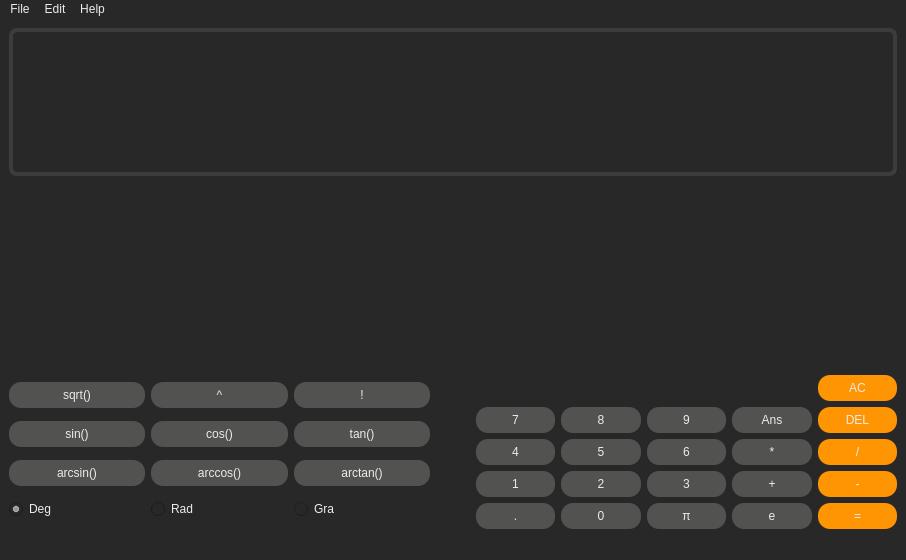
Above: gui/mainwindow.ui from yakiitory/QalculaTory before the change. Below: the same form after it.
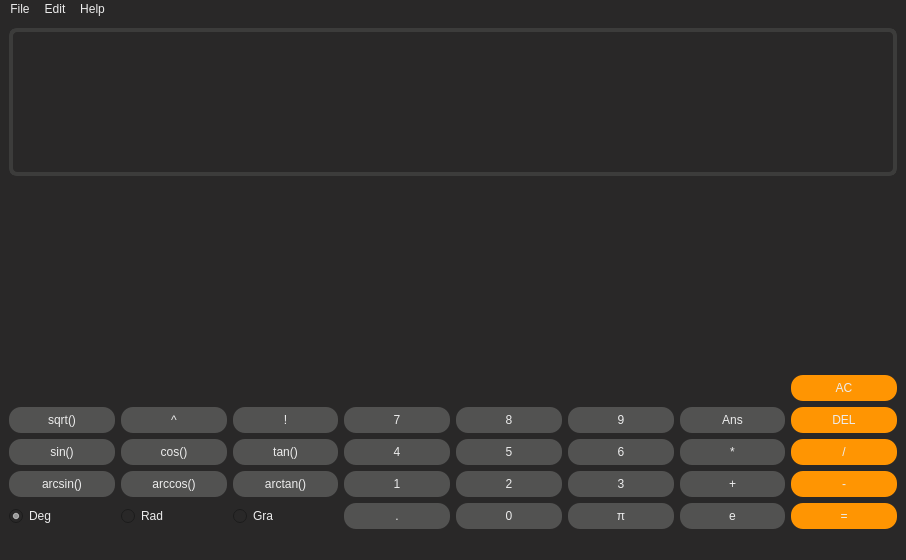
That is the form after the change. Icons and pictures are not drawn.

Commit message: Improve UI based on design inspirations

What changed in the file:
```diff
--- a/gui/mainwindow.ui
+++ b/gui/mainwindow.ui
@@ -129,195 +129,10 @@
     </item>
     <item>
      <layout class="QHBoxLayout" name="horizontalLayout_2">
-      <item>
-       <layout class="QGridLayout" name="mathFunctions">
-        <item row="2" column="0">
-         <widget class="QPushButton" name="pushAsin">
-          <property name="sizePolicy">
-           <sizepolicy hsizetype="Minimum" vsizetype="Maximum">
-            <horstretch>0</horstretch>
-            <verstretch>0</verstretch>
-           </sizepolicy>
-          </property>
-          <property name="text">
-           <string>arcsin()</string>
-          </property>
-         </widget>
-        </item>
-        <item row="3" column="0">
-         <widget class="QRadioButton" name="setDeg">
-          <property name="sizePolicy">
-           <sizepolicy hsizetype="Minimum" vsizetype="Maximum">
-            <horstretch>0</horstretch>
-            <verstretch>0</verstretch>
-           </sizepolicy>
-          </property>
-          <property name="text">
-           <string>Deg</string>
-          </property>
-          <property name="checked">
-           <bool>true</bool>
-          </property>
-         </widget>
-        </item>
-        <item row="1" column="1">
-         <widget class="QPushButton" name="pushCos">
-          <property name="sizePolicy">
-           <sizepolicy hsizetype="Minimum" vsizetype="Maximum">
-            <horstretch>0</horstretch>
-            <verstretch>0</verstretch>
-           </sizepolicy>
-          </property>
-          <property name="text">
-           <string>cos()</string>
-          </property>
-         </widget>
-        </item>
-        <item row="3" column="1">
-         <widget class="QRadioButton" name="setRad">
-          <property name="sizePolicy">
-           <sizepolicy hsizetype="Minimum" vsizetype="Maximum">
-            <horstretch>0</horstretch>
-            <verstretch>0</verstretch>
-           </sizepolicy>
-          </property>
-          <property name="text">
-           <string>Rad</string>
-          </property>
-         </widget>
-        </item>
-        <item row="2" column="2">
-         <widget class="QPushButton" name="pushAtan">
-          <property name="sizePolicy">
-           <sizepolicy hsizetype="Minimum" vsizetype="Maximum">
-            <horstretch>0</horstretch>
-            <verstretch>0</verstretch>
-           </sizepolicy>
-          </property>
-          <property name="text">
-           <string>arctan()</string>
-          </property>
-         </widget>
-        </item>
-        <item row="1" column="2">
-         <widget class="QPushButton" name="pushTan">
-          <property name="sizePolicy">
-           <sizepolicy hsizetype="Minimum" vsizetype="Maximum">
-            <horstretch>0</horstretch>
-            <verstretch>0</verstretch>
-           </sizepolicy>
-          </property>
-          <property name="text">
-           <string>tan()</string>
-          </property>
-         </widget>
-        </item>
-        <item row="0" column="0">
-         <widget class="QPushButton" name="pushSqrt">
-          <property name="sizePolicy">
-           <sizepolicy hsizetype="Minimum" vsizetype="Maximum">
-            <horstretch>0</horstretch>
-            <verstretch>0</verstretch>
-           </sizepolicy>
-          </property>
-          <property name="text">
-           <string>sqrt()</string>
-          </property>
-         </widget>
-        </item>
-        <item row="0" column="1">
-         <widget class="QPushButton" name="pushExp">
-          <property name="sizePolicy">
-           <sizepolicy hsizetype="Minimum" vsizetype="Maximum">
-            <horstretch>0</horstretch>
-            <verstretch>0</verstretch>
-           </sizepolicy>
-          </property>
-          <property name="text">
-           <string>^</string>
-          </property>
-         </widget>
-        </item>
-        <item row="0" column="2">
-         <widget class="QPushButton" name="pushFact">
-          <property name="sizePolicy">
-           <sizepolicy hsizetype="Minimum" vsizetype="Maximum">
-            <horstretch>0</horstretch>
-            <verstretch>0</verstretch>
-           </sizepolicy>
-          </property>
-          <property name="text">
-           <string>!</string>
-          </property>
-         </widget>
-        </item>
-        <item row="3" column="2">
-         <widget class="QRadioButton" name="setGrad">
-          <property name="sizePolicy">
-           <sizepolicy hsizetype="Minimum" vsizetype="Maximum">
-            <horstretch>0</horstretch>
-            <verstretch>0</verstretch>
-           </sizepolicy>
-          </property>
-          <property name="text">
-           <string>Gra</string>
-          </property>
-         </widget>
-        </item>
-        <item row="1" column="0">
-         <widget class="QPushButton" name="pushSin">
-          <property name="sizePolicy">
-           <sizepolicy hsizetype="Minimum" vsizetype="Maximum">
-            <horstretch>0</horstretch>
-            <verstretch>0</verstretch>
-           </sizepolicy>
-          </property>
-          <property name="text">
-           <string>sin()</string>
-          </property>
-         </widget>
-        </item>
-        <item row="2" column="1">
-         <widget class="QPushButton" name="pushAcos">
-          <property name="sizePolicy">
-           <sizepolicy hsizetype="Minimum" vsizetype="Maximum">
-            <horstretch>0</horstretch>
-            <verstretch>0</verstretch>
-           </sizepolicy>
-          </property>
-          <property name="text">
-           <string>arccos()</string>
-          </property>
-         </widget>
-        </item>
-       </layout>
-      </item>
-      <item>
-       <spacer name="verticalSpacer">
-        <property name="sizePolicy">
-         <sizepolicy hsizetype="Preferred" vsizetype="Minimum">
-          <horstretch>0</horstretch>
-          <verstretch>0</verstretch>
-         </sizepolicy>
-        </property>
-        <property name="orientation">
-         <enum>Qt::Orientation::Horizontal</enum>
-        </property>
-        <property name="sizeType">
-         <enum>QSizePolicy::Policy::Preferred</enum>
-        </property>
-        <property name="sizeHint" stdset="0">
-         <size>
-          <width>40</width>
-          <height>10</height>
-         </size>
-        </property>
-       </spacer>
-      </item>
       <item>
        <layout class="QGridLayout" name="gridLayout_2">
-        <item row="5" column="3">
-         <widget class="QPushButton" name="pushThree">
+        <item row="3" column="3">
+         <widget class="QPushButton" name="pushSeven">
           <property name="sizePolicy">
            <sizepolicy hsizetype="Minimum" vsizetype="Maximum">
             <horstretch>0</horstretch>
@@ -325,24 +140,11 @@
            </sizepolicy>
           </property>
           <property name="text">
-           <string>3</string>
+           <string>7</string>
           </property>
          </widget>
         </item>
-        <item row="6" column="1">
-         <widget class="QPushButton" name="pushPeriod">
-          <property name="sizePolicy">
-           <sizepolicy hsizetype="Minimum" vsizetype="Maximum">
-            <horstretch>0</horstretch>
-            <verstretch>0</verstretch>
-           </sizepolicy>
-          </property>
-          <property name="text">
-           <string>.</string>
-          </property>
-         </widget>
-        </item>
-        <item row="4" column="4">
+        <item row="4" column="6">
          <widget class="QPushButton" name="pushMul">
           <property name="sizePolicy">
            <sizepolicy hsizetype="Minimum" vsizetype="Maximum">
@@ -355,8 +157,8 @@
           </property>
          </widget>
         </item>
-        <item row="4" column="5">
-         <widget class="QPushButton" name="pushDivide">
+        <item row="0" column="7">
+         <widget class="QPushButton" name="pushAC">
           <property name="sizePolicy">
            <sizepolicy hsizetype="Minimum" vsizetype="Maximum">
             <horstretch>0</horstretch>
@@ -364,12 +166,12 @@
            </sizepolicy>
           </property>
           <property name="text">
-           <string>/</string>
+           <string>AC</string>
           </property>
          </widget>
         </item>
-        <item row="4" column="3">
-         <widget class="QPushButton" name="pushSix">
+        <item row="5" column="3">
+         <widget class="QPushButton" name="pushOne">
           <property name="sizePolicy">
            <sizepolicy hsizetype="Minimum" vsizetype="Maximum">
             <horstretch>0</horstretch>
@@ -377,11 +179,24 @@
            </sizepolicy>
           </property>
           <property name="text">
-           <string>6</string>
+           <string>1</string>
           </property>
          </widget>
         </item>
-        <item row="6" column="5">
+        <item row="3" column="1">
+         <widget class="QPushButton" name="pushExp">
+          <property name="sizePolicy">
+           <sizepolicy hsizetype="Minimum" vsizetype="Maximum">
+            <horstretch>0</horstretch>
+            <verstretch>0</verstretch>
+           </sizepolicy>
+          </property>
+          <property name="text">
+           <string>^</string>
+          </property>
+         </widget>
+        </item>
+        <item row="6" column="7">
          <widget class="QPushButton" name="pushEqual">
           <property name="sizePolicy">
            <sizepolicy hsizetype="Minimum" vsizetype="Maximum">
@@ -394,7 +209,7 @@
           </property>
          </widget>
         </item>
-        <item row="6" column="2">
+        <item row="6" column="4">
          <widget class="QPushButton" name="pushZero">
           <property name="sizePolicy">
            <sizepolicy hsizetype="Minimum" vsizetype="Maximum">
@@ -407,7 +222,33 @@
           </property>
          </widget>
         </item>
-        <item row="5" column="4">
+        <item row="4" column="4">
+         <widget class="QPushButton" name="pushFive">
+          <property name="sizePolicy">
+           <sizepolicy hsizetype="Minimum" vsizetype="Maximum">
+            <horstretch>0</horstretch>
+            <verstretch>0</verstretch>
+           </sizepolicy>
+          </property>
+          <property name="text">
+           <string>5</string>
+          </property>
+         </widget>
+        </item>
+        <item row="4" column="7">
+         <widget class="QPushButton" name="pushDivide">
+          <property name="sizePolicy">
+           <sizepolicy hsizetype="Minimum" vsizetype="Maximum">
+            <horstretch>0</horstretch>
+            <verstretch>0</verstretch>
+           </sizepolicy>
+          </property>
+          <property name="text">
+           <string>/</string>
+          </property>
+         </widget>
+        </item>
+        <item row="5" column="6">
          <widget class="QPushButton" name="pushAdd">
           <property name="sizePolicy">
            <sizepolicy hsizetype="Minimum" vsizetype="Maximum">
@@ -420,33 +261,7 @@
           </property>
          </widget>
         </item>
-        <item row="4" column="1">
-         <widget class="QPushButton" name="pushFour">
-          <property name="sizePolicy">
-           <sizepolicy hsizetype="Minimum" vsizetype="Maximum">
-            <horstretch>0</horstretch>
-            <verstretch>0</verstretch>
-           </sizepolicy>
-          </property>
-          <property name="text">
-           <string>4</string>
-          </property>
-         </widget>
-        </item>
-        <item row="5" column="1">
-         <widget class="QPushButton" name="pushOne">
-          <property name="sizePolicy">
-           <sizepolicy hsizetype="Minimum" vsizetype="Maximum">
-            <horstretch>0</horstretch>
-            <verstretch>0</verstretch>
-           </sizepolicy>
-          </property>
-          <property name="text">
-           <string>1</string>
-          </property>
-         </widget>
-        </item>
-        <item row="5" column="5">
+        <item row="5" column="7">
          <widget class="QPushButton" name="pushMinus">
           <property name="sizePolicy">
            <sizepolicy hsizetype="Minimum" vsizetype="Maximum">
@@ -459,7 +274,7 @@
           </property>
          </widget>
         </item>
-        <item row="5" column="2">
+        <item row="5" column="4">
          <widget class="QPushButton" name="pushTwo">
           <property name="sizePolicy">
            <sizepolicy hsizetype="Minimum" vsizetype="Maximum">
@@ -472,8 +287,8 @@
           </property>
          </widget>
         </item>
-        <item row="4" column="2">
-         <widget class="QPushButton" name="pushFive">
+        <item row="3" column="2">
+         <widget class="QPushButton" name="pushFact">
           <property name="sizePolicy">
            <sizepolicy hsizetype="Minimum" vsizetype="Maximum">
             <horstretch>0</horstretch>
@@ -481,12 +296,64 @@
            </sizepolicy>
           </property>
           <property name="text">
-           <string>5</string>
+           <string>!</string>
+          </property>
+         </widget>
+        </item>
+        <item row="3" column="5">
+         <widget class="QPushButton" name="pushNine">
+          <property name="sizePolicy">
+           <sizepolicy hsizetype="Minimum" vsizetype="Maximum">
+            <horstretch>0</horstretch>
+            <verstretch>0</verstretch>
+           </sizepolicy>
+          </property>
+          <property name="text">
+           <string>9</string>
+          </property>
+         </widget>
+        </item>
+        <item row="4" column="5">
+         <widget class="QPushButton" name="pushSix">
+          <property name="sizePolicy">
+           <sizepolicy hsizetype="Minimum" vsizetype="Maximum">
+            <horstretch>0</horstretch>
+            <verstretch>0</verstretch>
+           </sizepolicy>
+          </property>
+          <property name="text">
+           <string>6</string>
+          </property>
+         </widget>
+        </item>
+        <item row="4" column="3">
+         <widget class="QPushButton" name="pushFour">
+          <property name="sizePolicy">
+           <sizepolicy hsizetype="Minimum" vsizetype="Maximum">
+            <horstretch>0</horstretch>
+            <verstretch>0</verstretch>
+           </sizepolicy>
+          </property>
+          <property name="text">
+           <string>4</string>
+          </property>
+         </widget>
+        </item>
+        <item row="5" column="5">
+         <widget class="QPushButton" name="pushThree">
+          <property name="sizePolicy">
+           <sizepolicy hsizetype="Minimum" vsizetype="Maximum">
+            <horstretch>0</horstretch>
+            <verstretch>0</verstretch>
+           </sizepolicy>
+          </property>
+          <property name="text">
+           <string>3</string>
           </property>
          </widget>
         </item>
         <item row="6" column="3">
-         <widget class="QPushButton" name="pushPi">
+         <widget class="QPushButton" name="pushPeriod">
           <property name="sizePolicy">
            <sizepolicy hsizetype="Minimum" vsizetype="Maximum">
             <horstretch>0</horstretch>
@@ -494,12 +361,12 @@
            </sizepolicy>
           </property>
           <property name="text">
-           <string>π</string>
+           <string>.</string>
           </property>
          </widget>
         </item>
-        <item row="3" column="4">
-         <widget class="QPushButton" name="pushAns">
+        <item row="3" column="7">
+         <widget class="QPushButton" name="pushDEL">
           <property name="sizePolicy">
            <sizepolicy hsizetype="Minimum" vsizetype="Maximum">
             <horstretch>0</horstretch>
@@ -507,31 +374,18 @@
            </sizepolicy>
           </property>
           <property name="text">
-           <string>Ans</string>
+           <string>DEL</string>
           </property>
          </widget>
         </item>
-        <item row="6" column="4">
+        <item row="6" column="6">
          <widget class="QPushButton" name="pushButton">
           <property name="text">
            <string>e</string>
           </property>
          </widget>
         </item>
-        <item row="3" column="3">
-         <widget class="QPushButton" name="pushNine">
-          <property name="sizePolicy">
-           <sizepolicy hsizetype="Minimum" vsizetype="Maximum">
-            <horstretch>0</horstretch>
-            <verstretch>0</verstretch>
-           </sizepolicy>
-          </property>
-          <property name="text">
-           <string>9</string>
-          </property>
-         </widget>
-        </item>
-        <item row="3" column="2">
+        <item row="3" column="4">
          <widget class="QPushButton" name="pushEight">
           <property name="sizePolicy">
            <sizepolicy hsizetype="Minimum" vsizetype="Maximum">
@@ -544,8 +398,8 @@
           </property>
          </widget>
         </item>
-        <item row="3" column="1">
-         <widget class="QPushButton" name="pushSeven">
+        <item row="6" column="5">
+         <widget class="QPushButton" name="pushPi">
           <property name="sizePolicy">
            <sizepolicy hsizetype="Minimum" vsizetype="Maximum">
             <horstretch>0</horstretch>
@@ -553,12 +407,12 @@
            </sizepolicy>
           </property>
           <property name="text">
-           <string>7</string>
+           <string>π</string>
           </property>
          </widget>
         </item>
-        <item row="3" column="5">
-         <widget class="QPushButton" name="pushDEL">
+        <item row="3" column="6">
+         <widget class="QPushButton" name="pushAns">
           <property name="sizePolicy">
            <sizepolicy hsizetype="Minimum" vsizetype="Maximum">
             <horstretch>0</horstretch>
@@ -566,12 +420,12 @@
            </sizepolicy>
           </property>
           <property name="text">
-           <string>DEL</string>
+           <string>Ans</string>
           </property>
          </widget>
         </item>
-        <item row="0" column="5">
-         <widget class="QPushButton" name="pushAC">
+        <item row="3" column="0">
+         <widget class="QPushButton" name="pushSqrt">
           <property name="sizePolicy">
            <sizepolicy hsizetype="Minimum" vsizetype="Maximum">
             <horstretch>0</horstretch>
@@ -579,7 +433,127 @@
            </sizepolicy>
           </property>
           <property name="text">
-           <string>AC</string>
+           <string>sqrt()</string>
+          </property>
+         </widget>
+        </item>
+        <item row="4" column="2">
+         <widget class="QPushButton" name="pushTan">
+          <property name="sizePolicy">
+           <sizepolicy hsizetype="Minimum" vsizetype="Maximum">
+            <horstretch>0</horstretch>
+            <verstretch>0</verstretch>
+           </sizepolicy>
+          </property>
+          <property name="text">
+           <string>tan()</string>
+          </property>
+         </widget>
+        </item>
+        <item row="4" column="1">
+         <widget class="QPushButton" name="pushCos">
+          <property name="sizePolicy">
+           <sizepolicy hsizetype="Minimum" vsizetype="Maximum">
+            <horstretch>0</horstretch>
+            <verstretch>0</verstretch>
+           </sizepolicy>
+          </property>
+          <property name="text">
+           <string>cos()</string>
+          </property>
+         </widget>
+        </item>
+        <item row="4" column="0">
+         <widget class="QPushButton" name="pushSin">
+          <property name="sizePolicy">
+           <sizepolicy hsizetype="Minimum" vsizetype="Maximum">
+            <horstretch>0</horstretch>
+            <verstretch>0</verstretch>
+           </sizepolicy>
+          </property>
+          <property name="text">
+           <string>sin()</string>
+          </property>
+         </widget>
+        </item>
+        <item row="5" column="2">
+         <widget class="QPushButton" name="pushAtan">
+          <property name="sizePolicy">
+           <sizepolicy hsizetype="Minimum" vsizetype="Maximum">
+            <horstretch>0</horstretch>
+            <verstretch>0</verstretch>
+           </sizepolicy>
+          </property>
+          <property name="text">
+           <string>arctan()</string>
+          </property>
+         </widget>
+        </item>
+        <item row="5" column="1">
+         <widget class="QPushButton" name="pushAcos">
+          <property name="sizePolicy">
+           <sizepolicy hsizetype="Minimum" vsizetype="Maximum">
+            <horstretch>0</horstretch>
+            <verstretch>0</verstretch>
+           </sizepolicy>
+          </property>
+          <property name="text">
+           <string>arccos()</string>
+          </property>
+         </widget>
+        </item>
+        <item row="5" column="0">
+         <widget class="QPushButton" name="pushAsin">
+          <property name="sizePolicy">
+           <sizepolicy hsizetype="Minimum" vsizetype="Maximum">
+            <horstretch>0</horstretch>
+            <verstretch>0</verstretch>
+           </sizepolicy>
+          </property>
+          <property name="text">
+           <string>arcsin()</string>
+          </property>
+         </widget>
+        </item>
+        <item row="6" column="2">
+         <widget class="QRadioButton" name="setGrad">
+          <property name="sizePolicy">
+           <sizepolicy hsizetype="Minimum" vsizetype="Maximum">
+            <horstretch>0</horstretch>
+            <verstretch>0</verstretch>
+           </sizepolicy>
+          </property>
+          <property name="text">
+           <string>Gra</string>
+          </property>
+         </widget>
+        </item>
+        <item row="6" column="1">
+         <widget class="QRadioButton" name="setRad">
+          <property name="sizePolicy">
+           <sizepolicy hsizetype="Minimum" vsizetype="Maximum">
+            <horstretch>0</horstretch>
+            <verstretch>0</verstretch>
+           </sizepolicy>
+          </property>
+          <property name="text">
+           <string>Rad</string>
+          </property>
+         </widget>
+        </item>
+        <item row="6" column="0">
+         <widget class="QRadioButton" name="setDeg">
+          <property name="sizePolicy">
+           <sizepolicy hsizetype="Minimum" vsizetype="Maximum">
+            <horstretch>0</horstretch>
+            <verstretch>0</verstretch>
+           </sizepolicy>
+          </property>
+          <property name="text">
+           <string>Deg</string>
+          </property>
+          <property name="checked">
+           <bool>true</bool>
           </property>
          </widget>
         </item>
```
